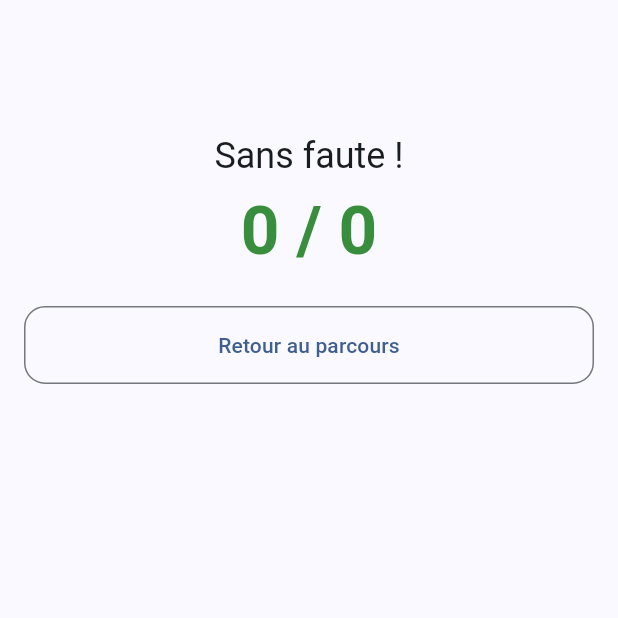
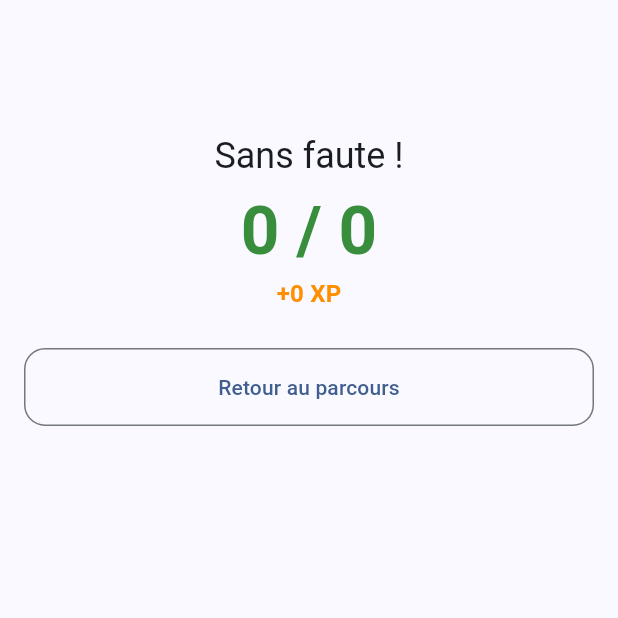
Before and after one commit to PauloLArtiste56/app-lectricit-, a Flutter app: the ResultatScreen screen opened directly with empty values, on a phone screen of 412 x 824 dp, the top half of it. Run offline on Flutter 3.47's test engine with Material 3 defaults, Android fonts, the phone set to English and light mode, and no system bars; our stand-ins replace shared_preferences; accounts and stored records are empty.

Commit message:
XP et niveaux : 10 XP par bonne réponse, niveau affiché sur le parcours et les stats
Total recalculé depuis l'historique (rien de plus à stocker). Niveau 2 à
100 XP, 3 à 400, 4 à 900… Barre d'avancement vers le niveau suivant sur
la carte d'entraînement, tuile dans les stats, XP gagnés sur le résultat.

Co-Authored-By: Claude Fable 5.1 <noreply@anthropic.com>
Claude-Session: https://claude.ai/code/session_01RMu6oXrFiTwhT3PyEbCZuc

```diff
--- a/lib/data/app_state.dart
+++ b/lib/data/app_state.dart
@@ -48,6 +48,19 @@ class AppState extends ChangeNotifier {
   /// Un examen blanc : [tailleExamen] questions en [dureeExamen].
   static const int tailleExamen = 20;
   static const Duration dureeExamen = Duration(minutes: 10);
+
+  /// Points d'expérience gagnés par bonne réponse, dans n'importe quel quiz.
+  static const int xpParBonneReponse = 10;
+
+  /// XP rapportés par un quiz.
+  static int xpPour(int score) => score * xpParBonneReponse;
+
+  /// Niveau atteint avec [xp] points : 1 au départ, 2 à 100 XP, 3 à 400,
+  /// 4 à 900… (100 × (niveau − 1)²). Chaque niveau demande un peu plus.
+  static int niveauPour(int xp) => sqrt(xp / 100).floor() + 1;
+
+  /// XP nécessaires pour entrer dans [niveau].
+  static int xpDebutNiveau(int niveau) => 100 * (niveau - 1) * (niveau - 1);
 
   /// Part des questions à réussir pour qu'un module compte comme réussi
   /// sur le parcours (16 questions sur 20).
@@ -211,6 +224,21 @@ class AppState extends ChangeNotifier {
     final toutes = [for (final m in modulesVus) ...m.questions]
       ..shuffle(random ?? Random());
     return toutes.take(tailleExamen).toList();
+  }
+
+  /// Total des XP, recalculé depuis l'historique (rien à stocker en plus).
+  int get xpTotal => _progression.historique.fold(0, (somme, e) => somme + xpPour(e.score));
+
+  int get niveau => niveauPour(xpTotal);
+
+  /// XP qu'il manque pour le niveau suivant.
+  int get xpManquants => xpDebutNiveau(niveau + 1) - xpTotal;
+
+  /// Avancement dans le niveau en cours, entre 0 et 1.
+  double get progressionNiveau {
+    final debut = xpDebutNiveau(niveau);
+    final fin = xpDebutNiveau(niveau + 1);
+    return (xpTotal - debut) / (fin - debut);
   }
 
   /// Nombre de jours consécutifs (jusqu'à aujourd'hui ou hier) avec au moins
--- a/lib/screens/resultat_screen.dart
+++ b/lib/screens/resultat_screen.dart
@@ -117,6 +117,15 @@ class ResultatScreen extends StatelessWidget {
               fontWeight: FontWeight.bold,
             ),
           ),
+          const SizedBox(height: 4),
+          Text(
+            '+${AppState.xpPour(score)} XP',
+            textAlign: TextAlign.center,
+            style: theme.textTheme.titleMedium?.copyWith(
+              color: Colors.amber.shade800,
+              fontWeight: FontWeight.bold,
+            ),
+          ),
           if (tempsUtilise case final t?) ...[
             const SizedBox(height: 8),
             Text(
```
Also changed, not shown: lib/screens/stats_screen.dart (+7 -0 lines), lib/widgets/carte_entrainement.dart (+24 -3 lines), 4 other files.
